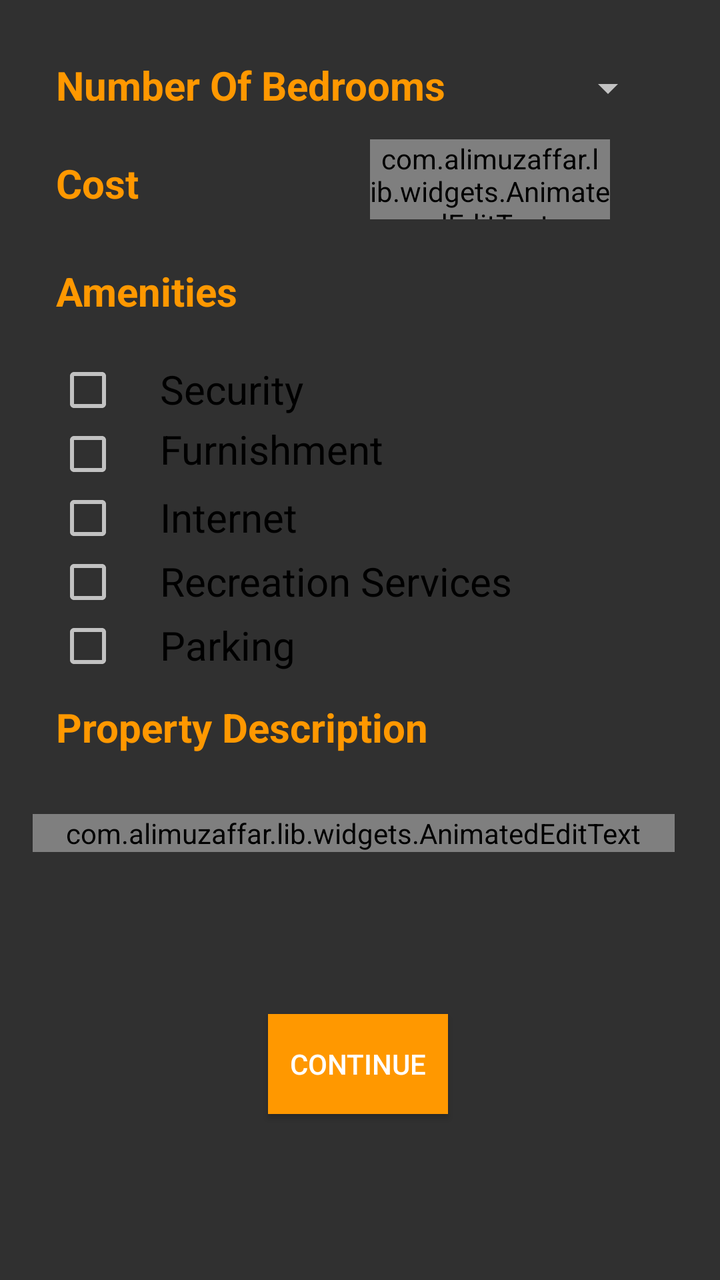
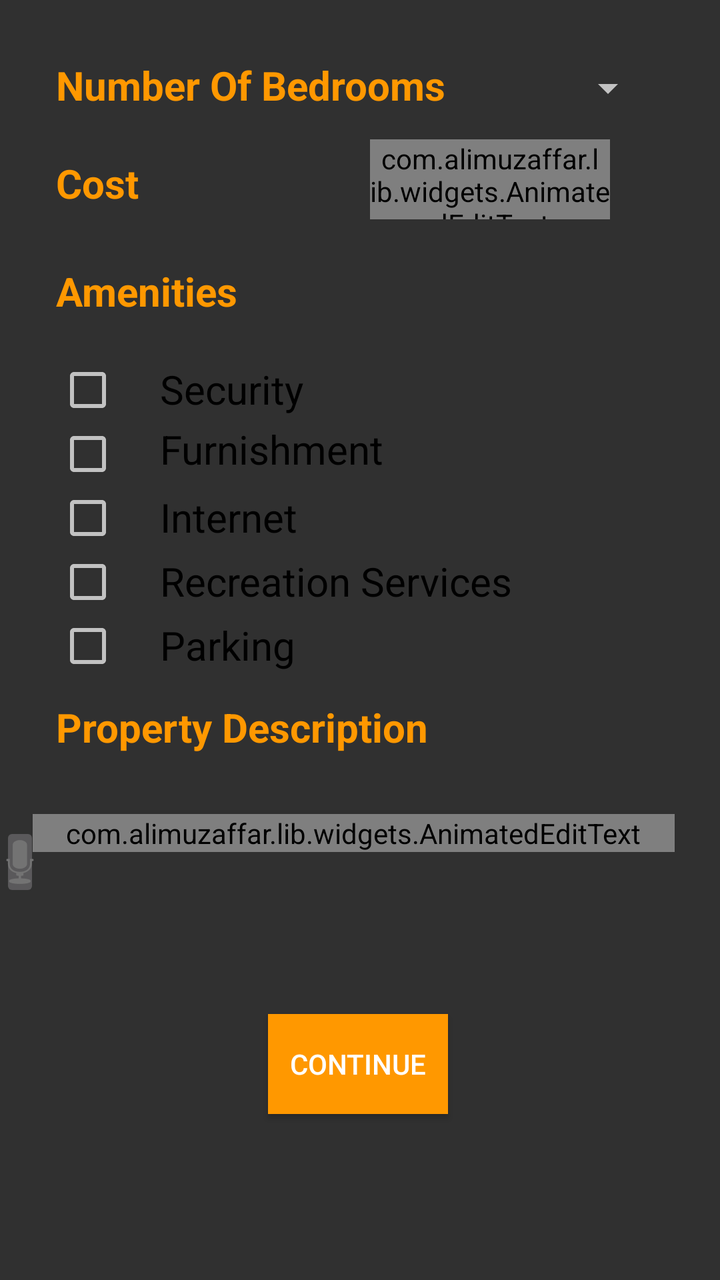

Compare the two renders of this Android layout. The source of the first and the diff that turns it into the second are given below.
<!-- AndroidManifest.xml: application theme Theme.AppCompat.NoActionBar -->
<!-- res/layout/additional_property_info.xml -->
<?xml version="1.0" encoding="utf-8"?>
<RelativeLayout xmlns:android="http://schemas.android.com/apk/res/android"
    xmlns:app="http://schemas.android.com/apk/res-auto"
    android:layout_width="match_parent"
    android:layout_height="match_parent"
    app:layout_behavior="@string/appbar_scrolling_view_behavior">

    <RelativeLayout
        android:id="@+id/additional_property_info"
        android:layout_width="match_parent"
        android:layout_height="580dp">

        <TextView
            android:id="@+id/propdescription"
            android:layout_width="300dp"
            android:layout_height="30dp"
            android:layout_below="@+id/parkingcheckbox"
            android:layout_alignStart="@+id/parkingcheckbox"
            android:layout_alignLeft="@+id/parkingcheckbox"
            android:layout_marginTop="11dp"
            android:text="Property Description"
            android:textColor="#FF9800"
            android:textSize="20dp"
            android:textStyle="bold" />

        <TextView
            android:id="@+id/propertyamenities"
            android:layout_width="150dp"
            android:layout_height="30dp"
            android:layout_below="@+id/costedit"
            android:layout_alignParentStart="true"
            android:layout_alignParentLeft="true"
            android:layout_marginStart="28dp"
            android:layout_marginLeft="28dp"
            android:layout_marginTop="24dp"
            android:text="Amenities"
            android:textColor="#FF9800"
            android:textSize="20dp"
            android:textStyle="bold" />

        <TextView
            android:id="@+id/bedrroomnumber"
            android:layout_width="300dp"
            android:layout_height="30dp"
            android:layout_alignStart="@+id/propertyamenities"
            android:layout_alignLeft="@+id/propertyamenities"
            android:layout_alignParentTop="true"
            android:layout_marginTop="29dp"
            android:text="Number Of Bedrooms"
            android:textColor="#FF9800"
            android:textSize="20dp"
            android:textStyle="bold" />

        <TextView
            android:id="@+id/propertycost"
            android:layout_width="150dp"
            android:layout_height="30dp"
            android:layout_below="@+id/bedrroomnumber"
            android:layout_alignStart="@+id/bedrroomnumber"
            android:layout_alignLeft="@+id/bedrroomnumber"
            android:layout_marginTop="19dp"
            android:text="Cost"
            android:textColor="#FF9800"
            android:textSize="20dp"
            android:textStyle="bold" />


        <Spinner
            android:id="@+id/noofbedroomsspinner"
            android:layout_width="wrap_content"
            android:layout_height="30dp"
            android:layout_alignTop="@+id/bedrroomnumber"
            android:layout_alignEnd="@+id/bedrroomnumber"
            android:layout_alignRight="@+id/bedrroomnumber"></Spinner>

        <com.alimuzaffar.lib.widgets.AnimatedEditText
            android:id="@+id/costedit"
            android:layout_width="120dp"
            android:layout_height="40dp"
            android:layout_alignBottom="@+id/propertycost"
            android:layout_alignParentEnd="true"
            android:layout_alignParentRight="true"
            android:layout_marginEnd="55dp"
            android:layout_marginRight="55dp"
            android:layout_marginBottom="-2dp" />

        <CheckBox
            android:id="@+id/securitycheckbox"
            android:layout_width="wrap_content"
            android:layout_height="wrap_content"
            android:layout_below="@+id/propertyamenities"
            android:layout_alignStart="@+id/propertyamenities"
            android:layout_alignLeft="@+id/propertyamenities"
            android:layout_marginTop="17dp" />


        <CheckBox
            android:id="@+id/furnishmentcheckbox"
            android:layout_width="wrap_content"
            android:layout_height="wrap_content"
            android:layout_below="@+id/securitycheckbox"
            android:layout_alignEnd="@+id/securitycheckbox"
            android:layout_alignRight="@+id/securitycheckbox" />

        <CheckBox
            android:id="@+id/internetcheckbox"
            android:layout_width="wrap_content"
            android:layout_height="wrap_content"
            android:layout_below="@+id/furnishmentcheckbox"
            android:layout_alignStart="@+id/furnishmentcheckbox"
            android:layout_alignLeft="@+id/furnishmentcheckbox" />

        <CheckBox
            android:id="@+id/recreationcheckbox"
            android:layout_width="wrap_content"
            android:layout_height="wrap_content"
            android:layout_below="@+id/internetcheckbox"
            android:layout_alignStart="@+id/internetcheckbox"
            android:layout_alignLeft="@+id/internetcheckbox" />

        <CheckBox
            android:id="@+id/parkingcheckbox"
            android:layout_width="wrap_content"
            android:layout_height="wrap_content"
            android:layout_below="@+id/recreationcheckbox"
            android:layout_alignStart="@+id/recreationcheckbox"
            android:layout_alignLeft="@+id/recreationcheckbox" />

        <com.alimuzaffar.lib.widgets.AnimatedEditText
            android:id="@+id/enterdescriptiontextbox"
            android:layout_width="321dp"
            android:layout_height="wrap_content"
            android:layout_below="@+id/propdescription"
            android:layout_alignStart="@+id/propdescription"
            android:layout_alignLeft="@+id/propdescription"
            android:layout_marginStart="-12dp"
            android:layout_marginLeft="-12dp"
            android:layout_marginTop="27dp"
            android:hint="Enter manually or press to speak" />

        <Button
            android:id="@+id/continue_button_in_additionalinfofrag"
            android:layout_width="140dp"
            android:layout_height="50dp"
            android:layout_below="@+id/enterdescriptiontextbox"
            android:layout_alignParentStart="true"
            android:layout_alignParentLeft="true"
            android:layout_alignParentEnd="true"
            android:layout_alignParentRight="true"
            android:layout_marginStart="134dp"
            android:layout_marginLeft="134dp"
            android:layout_marginTop="81dp"
            android:layout_marginEnd="136dp"
            android:layout_marginRight="136dp"
            android:background="#FF9800"
            android:text="Continue"
            android:textColor="@android:color/white" />

        <TextView
            android:id="@+id/securityhead"
            android:layout_width="200dp"
            android:layout_height="30dp"
            android:layout_above="@+id/furnishmentcheckbox"
            android:layout_centerHorizontal="true"
            android:text="Security"
            android:textColor="@android:color/black"
            android:textSize="20dp" />

        <TextView
            android:id="@+id/furnishmenthead"
            android:layout_width="200dp"
            android:layout_height="30dp"
            android:layout_below="@+id/securityhead"
            android:layout_alignStart="@+id/securityhead"
            android:layout_alignLeft="@+id/securityhead"
            android:text="Furnishment"
            android:textColor="@android:color/black"
            android:textSize="20dp" />

        <TextView
            android:id="@+id/internethead"
            android:layout_width="200dp"
            android:layout_height="30dp"
            android:layout_above="@+id/recreationcheckbox"
            android:layout_alignStart="@+id/furnishmenthead"
            android:layout_alignLeft="@+id/furnishmenthead"
            android:text="Internet"
            android:textColor="@android:color/black"
            android:textSize="20dp" />

        <TextView
            android:id="@+id/recreationhead"
            android:layout_width="200dp"
            android:layout_height="30dp"
            android:layout_above="@+id/parkingcheckbox"
            android:layout_alignStart="@+id/internethead"
            android:layout_alignLeft="@+id/internethead"
            android:text="Recreation Services"
            android:textColor="@android:color/black"
            android:textSize="20dp" />

        <TextView
            android:id="@+id/parkinghead"
            android:layout_width="200dp"
            android:layout_height="30dp"
            android:layout_above="@+id/propdescription"
            android:layout_alignStart="@+id/recreationhead"
            android:layout_alignLeft="@+id/recreationhead"
            android:text="Parking"
            android:textColor="@android:color/black"
            android:textSize="20dp" />

        <ImageButton
            android:id="@+id/voiceTotextButton"
            android:layout_width="20dp"
            android:layout_height="40dp"
            android:layout_alignParentBottom="true"
            android:layout_marginStart="44dp"
            android:layout_marginBottom="129dp"
            android:layout_toEndOf="@+id/propdescription"
            android:src="@android:drawable/ic_btn_speak_now" />

    </RelativeLayout>
</RelativeLayout>
<!-- resources referenced by this layout -->
<resources>

</resources>

<!-- the commit's change to res/layout/additional_property_info.xml (unified diff, before → after) -->
@@ -215,9 +215,7 @@
             android:layout_width="20dp"
             android:layout_height="40dp"
             android:layout_alignParentBottom="true"
-            android:layout_marginStart="44dp"
             android:layout_marginBottom="129dp"
-            android:layout_toEndOf="@+id/propdescription"
             android:src="@android:drawable/ic_btn_speak_now" />
 
     </RelativeLayout>
